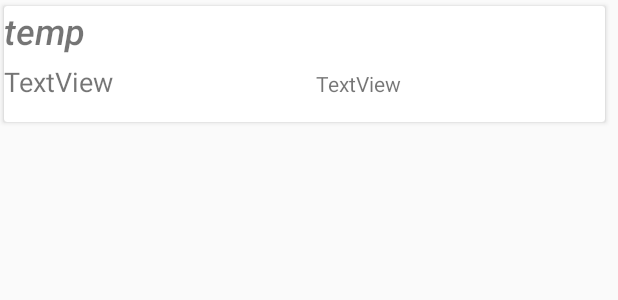
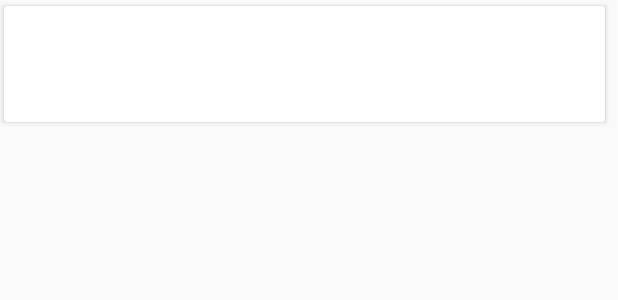
Before and after one commit to YasmineBY/Level-5-Task-2, an Android app: the layout item_game.xml on its own in the app's theme, with its tools: preview values and no code run, on a phone screen of 412 x 824 dp. Shown: the top 300 px of the screen. Run offline under Robolectric (Android 15) with nearby library versions, the phone set to English and light mode, and no system bars.

```diff
--- a/attempt2/app/src/main/java/com/example/gamebacklog/database/GameRepository.kt
+++ b/attempt2/app/src/main/java/com/example/gamebacklog/database/GameRepository.kt
@@ -9,11 +9,6 @@ class GameRepository(context: Context) {
 
     //todo remove the Context by redoing the Init
     var gameDao:GameDao
-
-//    init {
-//        val database = GameRoomDatabase.getDatabase(context)
-//        reminderDao = reminderRoomDatabase?.reminderDao()
-//    }
 
 
     init {
@@ -29,7 +24,6 @@ class GameRepository(context: Context) {
 
 
 
-//    suspend fun getAllGames(): List<Game> = gameDao.getAllGames()
     suspend fun insertGame(game: Game)= gameDao.insertGame(game)
     suspend fun deleteAllGames()= gameDao.deleteAllGames()
     suspend fun deleteGame(game: Game) = gameDao.deleteGame(game)
--- a/attempt2/app/src/main/java/com/example/gamebacklog/ui/addgame/AddGameActivityViewModel.kt
+++ b/attempt2/app/src/main/java/com/example/gamebacklog/ui/addgame/AddGameActivityViewModel.kt
@@ -17,7 +17,6 @@ class AddGameActivityViewModel(application: Application) : AndroidViewModel(appl
     val success = MutableLiveData<Boolean>()
 
 
-
     fun insertGame(game: Game) {
         mainScope.launch {
             withContext(Dispatchers.IO) {
@@ -28,7 +27,4 @@ class AddGameActivityViewModel(application: Application) : AndroidViewModel(appl
     }
 
 
-
-
-
 }
--- a/attempt2/app/src/main/java/com/example/gamebacklog/ui/main/MainActivity.kt
+++ b/attempt2/app/src/main/java/com/example/gamebacklog/ui/main/MainActivity.kt
@@ -5,6 +5,7 @@ import android.os.Bundle
 import androidx.appcompat.app.AppCompatActivity
 import android.view.Menu
 import android.view.MenuItem
+import android.widget.Toast
 import androidx.activity.viewModels
 import androidx.lifecycle.Observer
 import androidx.recyclerview.widget.DividerItemDecoration
@@ -39,11 +40,10 @@ class MainActivity : AppCompatActivity() {
         fab.setOnClickListener { view ->
             val intent = Intent(this, AddGameActivity::class.java)
             startActivity(intent)
-
         }
+    }
 
 
-    }
 
     private fun initalizeRecyclerView(){
 
--- a/attempt2/app/src/main/java/com/example/gamebacklog/ui/main/MainActivityViewModel.kt
+++ b/attempt2/app/src/main/java/com/example/gamebacklog/ui/main/MainActivityViewModel.kt
@@ -20,7 +20,6 @@ class MainActivityViewModel(application: Application) : AndroidViewModel(applica
     val listOfGames: LiveData<List<Game>> = gameRepository.getAllGames()
 
 
-    //todo delete all games function
     fun deleteAllGames() {
         mainScope.launch {
             withContext(Dispatchers.IO) {
--- a/attempt2/app/src/main/res/layout/item_game.xml
+++ b/attempt2/app/src/main/res/layout/item_game.xml
@@ -23,7 +23,6 @@
                 android:layout_width="match_parent"
                 android:layout_height="38dp"
                 android:fontFamily="sans-serif-medium"
-                android:text="temp"
                 android:textSize="24sp"
                 android:textStyle="italic" />
 
@@ -34,18 +33,16 @@
 
                 <TextView
                     android:id="@+id/txtPlatform"
-                    android:layout_width="wrap_content"
-                    android:layout_height="wrap_content"
+                    android:layout_width="match_parent"
+                    android:layout_height="match_parent"
                     android:layout_weight="1"
-                    android:text="TextView"
                     android:textSize="18sp" />
 
                 <TextView
                     android:id="@+id/txtDate"
-                    android:layout_width="wrap_content"
-                    android:layout_height="wrap_content"
-                    android:layout_weight="1"
-                    android:text="TextView" />
+                    android:layout_width="match_parent"
+                    android:layout_height="match_parent"
+                    android:layout_weight="1" />
             </LinearLayout>
         </LinearLayout>
     </androidx.cardview.widget.CardView>
--- a/attempt2/app/src/main/res/menu/menu_main.xml
+++ b/attempt2/app/src/main/res/menu/menu_main.xml
@@ -5,5 +5,6 @@
     <item
         android:id="@+id/actioin_delete_games"
         android:icon="@android:drawable/ic_menu_delete"
-        app:showAsAction="ifRoom" />
+        app:showAsAction="ifRoom"
+        android:title="bin" />
 </menu>
```
Also changed, not shown: attempt2/app/src/main/java/com/example/gamebacklog/ui/addgame/AddGameActivity.kt (+0 -26 lines), attempt2/app/src/main/java/com/example/gamebacklog/ui/main/GameAdapter.kt (+9 -1 lines).
